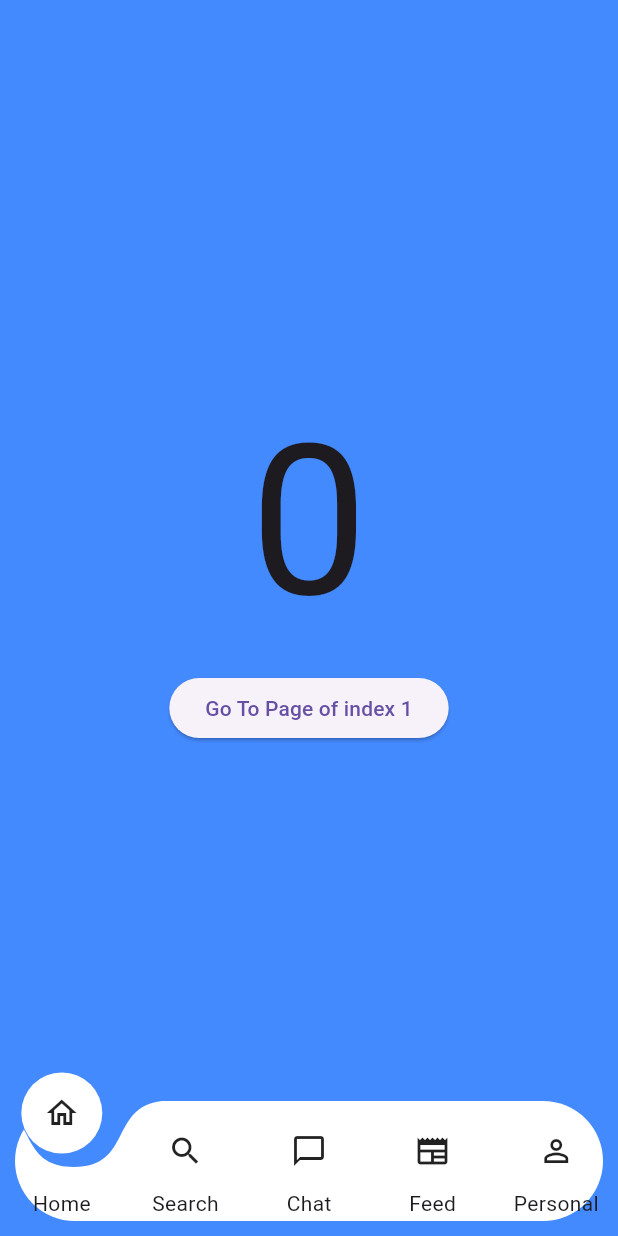
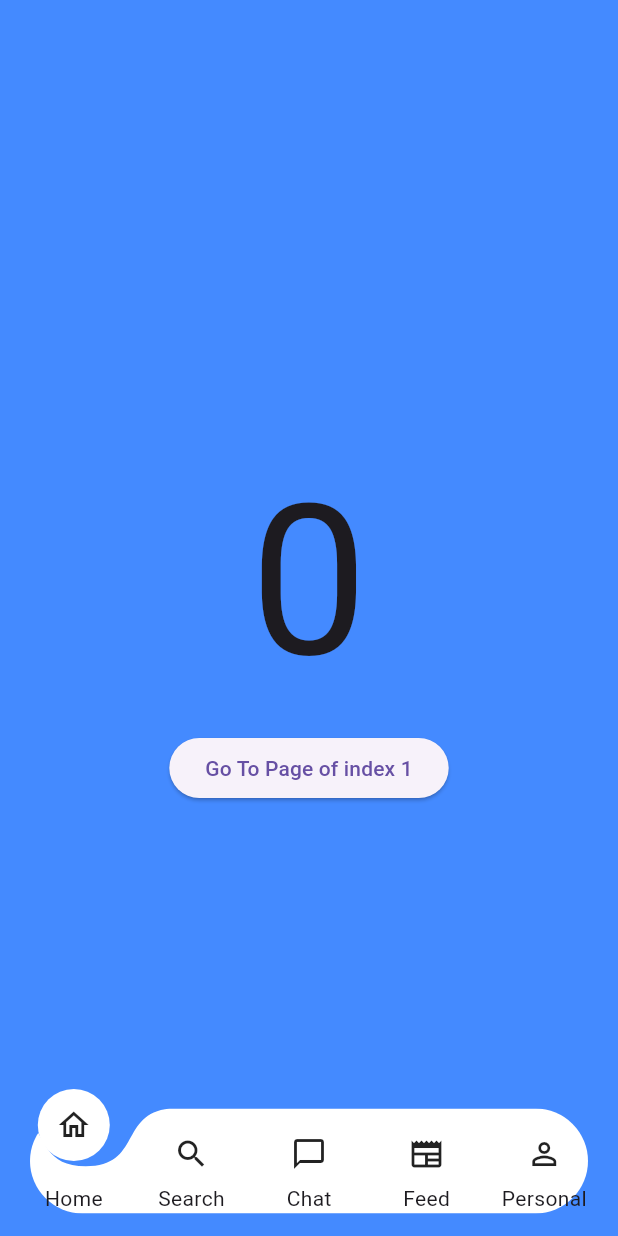
Before and after one commit to Ahmed3bdallah1/liquid_circle_floating_nav_bar, a Flutter app: the screen it shows after launch, on a phone screen of 412 x 824 dp. Run offline on Flutter 3.47's test engine with Material 3 defaults, Android fonts, the phone set to English and light mode, and no system bars; our stand-ins replace universal_io; missing offline and left inert: liquid_glass_renderer.

Commit message:
updated version

```diff
--- a/example/lib/main.dart
+++ b/example/lib/main.dart
@@ -16,12 +16,40 @@ class _BottomNavBarState extends State<BottomNavBar> {
   @override
   Widget build(BuildContext context) {
     return Scaffold(
-      bottomNavigationBar: LiquidCircleFloatingNavBar(
+      body: Stack(
+        children: [
+          Positioned.fill(
+            child: Container(
+              color: Colors.blueAccent,
+              child: Center(
+                child: Column(
+                  mainAxisAlignment: MainAxisAlignment.center,
+                  children: <Widget>[
+                    Text(_page.toString(), textScaler: TextScaler.linear(10.0)),
+                    ElevatedButton(
+                      child: Text('Go To Page of index 1'),
+                      onPressed: () {
+                        final LiquidCircleFloatingNavBarState? navBarState =
+                            _bottomNavigationKey.currentState;
+                        navBarState?.setPage(1);
+                      },
+                    )
+                  ],
+                ),
+              ),
+            ),
+          ),
+          Positioned(
+            bottom: MediaQuery.of(context).padding.bottom + 5,
+            left: 10,
+            right: 10,
+            child: LiquidCircleFloatingNavBar(
               key: _bottomNavigationKey,
-        index: 0,
-        iconPadding: 15,
-        height: 80,
-        radius: 40,
+              index: _page,
+              // iconPadding: 14,
+              // enableGlass: true,
+              // height: 80,
+              // radius: 40,
               outerPadding: 10,
               items: [
                 CurvedNavigationBarItem(
@@ -57,24 +85,8 @@ class _BottomNavBarState extends State<BottomNavBar> {
               },
               letIndexChange: (index) => true,
             ),
-      body: Container(
-        color: Colors.blueAccent,
-        child: Center(
-          child: Column(
-            mainAxisAlignment: MainAxisAlignment.center,
-            children: <Widget>[
-              Text(_page.toString(), textScaler: TextScaler.linear(10.0)),
-              ElevatedButton(
-                child: Text('Go To Page of index 1'),
-                onPressed: () {
-                  final LiquidCircleFloatingNavBarState? navBarState =
-                      _bottomNavigationKey.currentState;
-                  navBarState?.setPage(1);
-                },
-              )
+          ),
         ],
-          ),
-        ),
       ),
     );
   }
--- a/lib/liquid_circle_floating_nav_bar.dart
+++ b/lib/liquid_circle_floating_nav_bar.dart
@@ -1,11 +1,10 @@
+import 'package:liquid_glass_renderer/experimental.dart';
 import 'package:universal_io/io.dart';
 import 'dart:math';
-
 import 'package:liquid_circle_floating_nav_bar/curved_navigation_bar_item.dart';
 import 'package:liquid_circle_floating_nav_bar/src/nav_bar_item_widget.dart';
 import 'package:liquid_circle_floating_nav_bar/src/nav_custom_clipper.dart';
 import 'package:flutter/material.dart';
-
 import 'src/nav_custom_painter.dart';
 
 typedef _LetIndexPage = bool Function(int value);
@@ -20,6 +19,10 @@ class LiquidCircleFloatingNavBar extends StatefulWidget {
 
   /// This is the outerPadding for [CurvedNavigationBarItem].
   final double outerPadding;
+
+  /// This is the enable for the glass effect for [CurvedNavigationBarItem].
+  /// This is Experimental not for usage yet.
+  final bool enableGlass;
 
   /// This is the circular radius for [CurvedNavigationBarItem].
   final double? radius;
@@ -64,6 +67,7 @@ class LiquidCircleFloatingNavBar extends StatefulWidget {
     required this.items,
     this.index = 0,
     this.outerPadding = 0,
+    this.enableGlass = false,
     this.radius,
     this.color = Colors.white,
     this.buttonBackgroundColor,
@@ -84,10 +88,12 @@ class LiquidCircleFloatingNavBar extends StatefulWidget {
         super(key: key);
 
   @override
-  LiquidCircleFloatingNavBarState createState() => LiquidCircleFloatingNavBarState();
+  LiquidCircleFloatingNavBarState createState() =>
+      LiquidCircleFloatingNavBarState();
 }
 
-class LiquidCircleFloatingNavBarState extends State<LiquidCircleFloatingNavBar> with SingleTickerProviderStateMixin {
+class LiquidCircleFloatingNavBarState extends State<LiquidCircleFloatingNavBar>
+    with SingleTickerProviderStateMixin {
   late double _startingPos;
   late int _endingIndex;
   late double _pos;
@@ -150,14 +156,12 @@ class LiquidCircleFloatingNavBarState extends State<LiquidCircleFloatingNavBar>
       height: widget.height,
       child: LayoutBuilder(
         builder: (context, constraints) {
-          final maxWidth = min(
-              constraints.maxWidth, widget.maxWidth ?? constraints.maxWidth);
+          final maxWidth = min(constraints.maxWidth, widget.maxWidth ?? constraints.maxWidth);
           return Align(
             alignment: textDirection == TextDirection.ltr
                 ? Alignment.bottomLeft
                 : Alignment.bottomRight,
-            child: Container(
-              color: widget.backgroundColor,
+            child: SizedBox(
               width: maxWidth,
               child: ClipRect(
                 clipper: NavCustomClipper(
@@ -191,10 +195,12 @@ class LiquidCircleFloatingNavBarState extends State<LiquidCircleFloatingNavBar>
                       ),
                     ),
                     // Background
+                    if (widget.enableGlass)
                       Positioned(
                         left: widget.outerPadding,
                         right: widget.outerPadding,
                         bottom: widget.outerPadding,
+                        child: Glassify(
                           child: ClipRRect(
                             borderRadius: BorderRadius.circular(
                                 widget.radius ?? widget.height / 2),
@@ -209,9 +215,41 @@ class LiquidCircleFloatingNavBarState extends State<LiquidCircleFloatingNavBar>
                               child: Container(
                                 height: widget.height,
                                 decoration: BoxDecoration(
-                                  borderRadius: BorderRadius.circular(widget.radius ?? widget.height / 2)),
+                                  borderRadius: BorderRadius.circular(
+                                      widget.radius ?? widget.height / 2),
                                 ),
-                          )),
+                              ),
+                            ),
+                          ),
+                        ),
+                      ),
+                    // Background
+                    Positioned(
+                      left: widget.outerPadding,
+                      right: widget.outerPadding,
+                      bottom: widget.outerPadding,
+                      child: ClipRRect(
+                        borderRadius: BorderRadius.circular(
+                            widget.radius ?? widget.height / 2),
+                        child: CustomPaint(
+                          painter: NavCustomPainter(
+                            startingLoc: _pos,
+                            itemsLength: _length,
+                            color: widget.enableGlass
+                                ? widget.color.withAlpha(200)
+                                : widget.color,
+                            textDirection: Directionality.of(context),
+                            hasLabel: widget.hasLabel,
+                          ),
+                          child: Container(
+                            height: widget.height,
+                            decoration: BoxDecoration(
+                              borderRadius: BorderRadius.circular(
+                                  widget.radius ?? widget.height / 2),
+                            ),
+                          ),
+                        ),
+                      ),
                     ),
                     // Unselected buttons
                     Positioned(
--- a/pubspec.yaml
+++ b/pubspec.yaml
@@ -1,6 +1,6 @@
 name: liquid_circle_floating_nav_bar
 description: Stunning Animating Curved Shape Navigation Bar. Adjustable color, background color, animation curve, animation duration.
-version: 1.0.1
+version: 1.1.1
 homepage: https://github.com/Ahmed3bdallah1/liquid_circle_floating_nav_bar
 
 environment:
@@ -12,6 +12,7 @@ dependencies:
     sdk: flutter
   meta: ^1.2.4
   universal_io: ^2.2.2
+  liquid_glass_renderer: ^0.1.1-dev.21
 
 dev_dependencies:
   flutter_test:
```
Also changed, not shown: example/pubspec.lock, pubspec.lock. Lines whose indentation alone changed are shown as unchanged.
